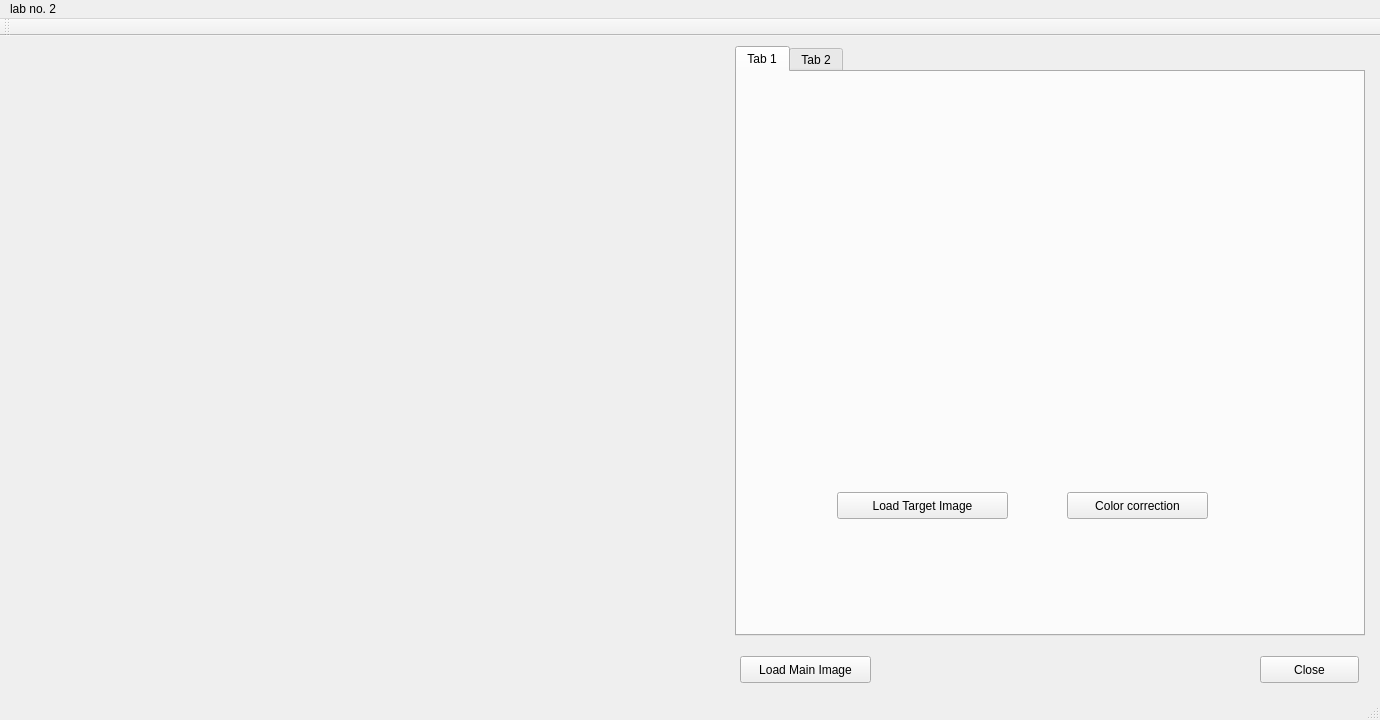
Old version of the form lab2/cg_lab2/mainwindow.ui in the repository vadyusik/computer_graphics.
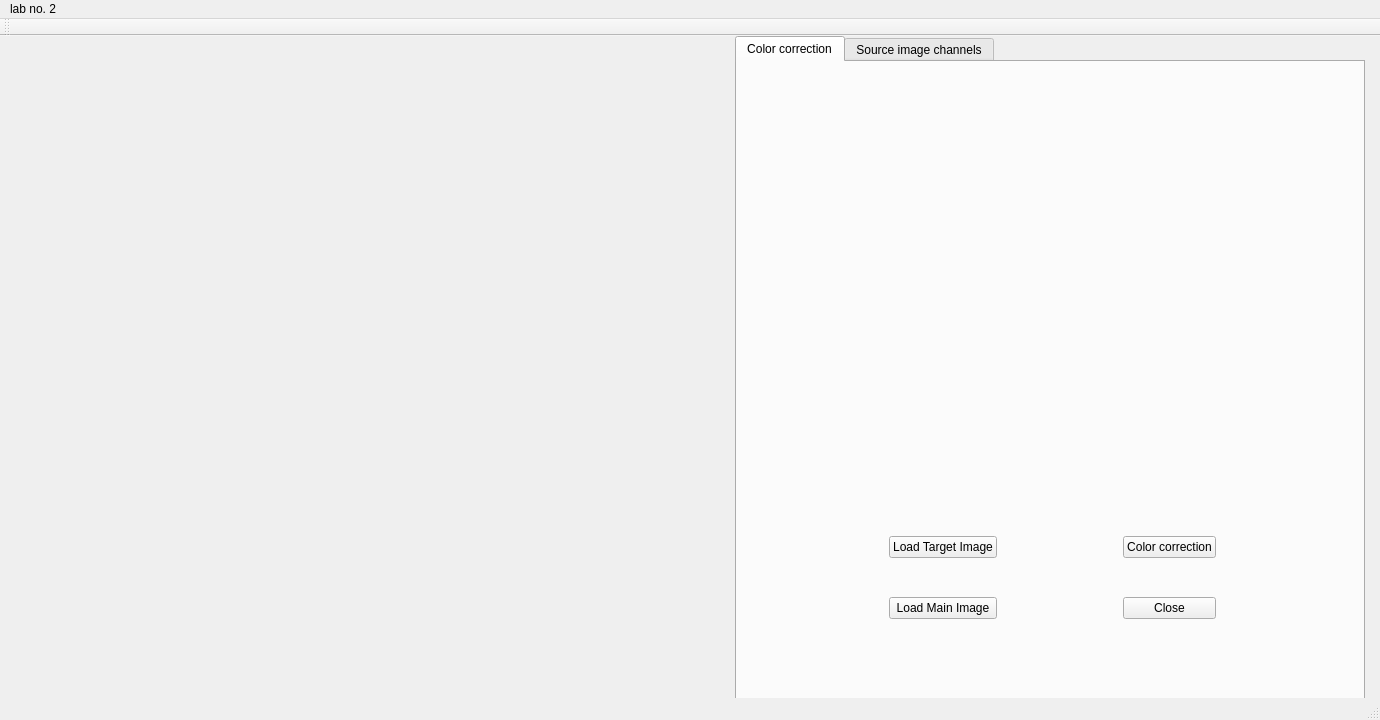
New version of the form.

Commit message: gl_lab2 : CORRECTED COMMI color correction - DONE; mainImage histogram UI - DONE; RGB - histogram left to do 19-01-2017

Patch:
```diff
--- a/lab2/cg_lab2/mainwindow.ui
+++ b/lab2/cg_lab2/mainwindow.ui
@@ -18,9 +18,9 @@
     <property name="geometry">
      <rect>
       <x>735</x>
-      <y>10</y>
+      <y>0</y>
       <width>630</width>
-      <height>590</height>
+      <height>671</height>
      </rect>
     </property>
     <property name="currentIndex">
@@ -28,7 +28,7 @@
     </property>
     <widget class="QWidget" name="tab">
      <attribute name="title">
-      <string>Tab 1</string>
+      <string>Color correction</string>
      </attribute>
      <widget class="QLabel" name="targetImageLabel">
       <property name="geometry">
@@ -56,65 +56,178 @@
        <string/>
       </property>
      </widget>
-     <widget class="QPushButton" name="loadTargetImageButton">
+     <widget class="QWidget" name="horizontalLayoutWidget">
       <property name="geometry">
        <rect>
-        <x>100</x>
-        <y>420</y>
-        <width>171</width>
-        <height>27</height>
+        <x>20</x>
+        <y>430</y>
+        <width>591</width>
+        <height>171</height>
        </rect>
       </property>
-      <property name="text">
-       <string>Load Target Image</string>
-      </property>
-     </widget>
-     <widget class="QPushButton" name="colorCorrectionButton">
-      <property name="geometry">
-       <rect>
-        <x>330</x>
-        <y>420</y>
-        <width>141</width>
-        <height>27</height>
-       </rect>
-      </property>
-      <property name="text">
-       <string>Color correction</string>
-      </property>
+      <layout class="QHBoxLayout" name="horizontalLayout_4">
+       <item>
+        <spacer name="horizontalSpacer_2">
+         <property name="orientation">
+          <enum>Qt::Horizontal</enum>
+         </property>
+         <property name="sizeHint" stdset="0">
+          <size>
+           <width>40</width>
+           <height>20</height>
+          </size>
+         </property>
+        </spacer>
+       </item>
+       <item>
+        <layout class="QVBoxLayout" name="verticalLayout_2">
+         <item>
+          <spacer name="verticalSpacer">
+           <property name="orientation">
+            <enum>Qt::Vertical</enum>
+           </property>
+           <property name="sizeHint" stdset="0">
+            <size>
+             <width>20</width>
+             <height>40</height>
+            </size>
+           </property>
+          </spacer>
+         </item>
+         <item>
+          <widget class="QPushButton" name="loadTargetImageButton">
+           <property name="text">
+            <string>Load Target Image</string>
+           </property>
+          </widget>
+         </item>
+         <item>
+          <spacer name="verticalSpacer_2">
+           <property name="orientation">
+            <enum>Qt::Vertical</enum>
+           </property>
+           <property name="sizeHint" stdset="0">
+            <size>
+             <width>20</width>
+             <height>40</height>
+            </size>
+           </property>
+          </spacer>
+         </item>
+         <item>
+          <widget class="QPushButton" name="loadMainImageButton">
+           <property name="text">
+            <string>Load Main Image</string>
+           </property>
+          </widget>
+         </item>
+         <item>
+          <spacer name="verticalSpacer_3">
+           <property name="orientation">
+            <enum>Qt::Vertical</enum>
+           </property>
+           <property name="sizeHint" stdset="0">
+            <size>
+             <width>20</width>
+             <height>40</height>
+            </size>
+           </property>
+          </spacer>
+         </item>
+        </layout>
+       </item>
+       <item>
+        <spacer name="horizontalSpacer">
+         <property name="orientation">
+          <enum>Qt::Horizontal</enum>
+         </property>
+         <property name="sizeHint" stdset="0">
+          <size>
+           <width>40</width>
+           <height>20</height>
+          </size>
+         </property>
+        </spacer>
+       </item>
+       <item>
+        <layout class="QVBoxLayout" name="verticalLayout_3">
+         <item>
+          <spacer name="verticalSpacer_4">
+           <property name="orientation">
+            <enum>Qt::Vertical</enum>
+           </property>
+           <property name="sizeHint" stdset="0">
+            <size>
+             <width>20</width>
+             <height>40</height>
+            </size>
+           </property>
+          </spacer>
+         </item>
+         <item>
+          <widget class="QPushButton" name="colorCorrectionButton">
+           <property name="text">
+            <string>Color correction</string>
+           </property>
+          </widget>
+         </item>
+         <item>
+          <spacer name="verticalSpacer_5">
+           <property name="orientation">
+            <enum>Qt::Vertical</enum>
+           </property>
+           <property name="sizeHint" stdset="0">
+            <size>
+             <width>20</width>
+             <height>40</height>
+            </size>
+           </property>
+          </spacer>
+         </item>
+         <item>
+          <widget class="QPushButton" name="closeButton">
+           <property name="text">
+            <string>Close</string>
+           </property>
+          </widget>
+         </item>
+         <item>
+          <spacer name="verticalSpacer_6">
+           <property name="orientation">
+            <enum>Qt::Vertical</enum>
+           </property>
+           <property name="sizeHint" stdset="0">
+            <size>
+             <width>20</width>
+             <height>40</height>
+            </size>
+           </property>
+          </spacer>
+         </item>
+        </layout>
+       </item>
+       <item>
+        <spacer name="horizontalSpacer_3">
+         <property name="orientation">
+          <enum>Qt::Horizontal</enum>
+         </property>
+         <property name="sizeHint" stdset="0">
+          <size>
+           <width>40</width>
+           <height>20</height>
+          </size>
+         </property>
+        </spacer>
+       </item>
+      </layout>
      </widget>
     </widget>
     <widget class="QWidget" name="tab_2">
      <attribute name="title">
-      <string>Tab 2</string>
+      <string>Source image channels</string>
      </attribute>
     </widget>
    </widget>
-   <widget class="QPushButton" name="closeButton">
-    <property name="geometry">
-     <rect>
-      <x>1260</x>
-      <y>620</y>
-      <width>99</width>
-      <height>27</height>
-     </rect>
-    </property>
-    <property name="text">
-     <string>Close</string>
-    </property>
-   </widget>
-   <widget class="QPushButton" name="loadMainImageButton">
-    <property name="geometry">
-     <rect>
-      <x>740</x>
-      <y>620</y>
-      <width>131</width>
-      <height>27</height>
-     </rect>
-    </property>
-    <property name="text">
-     <string>Load Main Image</string>
-    </property>
-   </widget>
    <widget class="QLabel" name="mainImageLabel">
     <property name="geometry">
      <rect>
```
Left out of the diff: 141 changed lines with no effect on the pictures. The commit also changes 5 other files.
